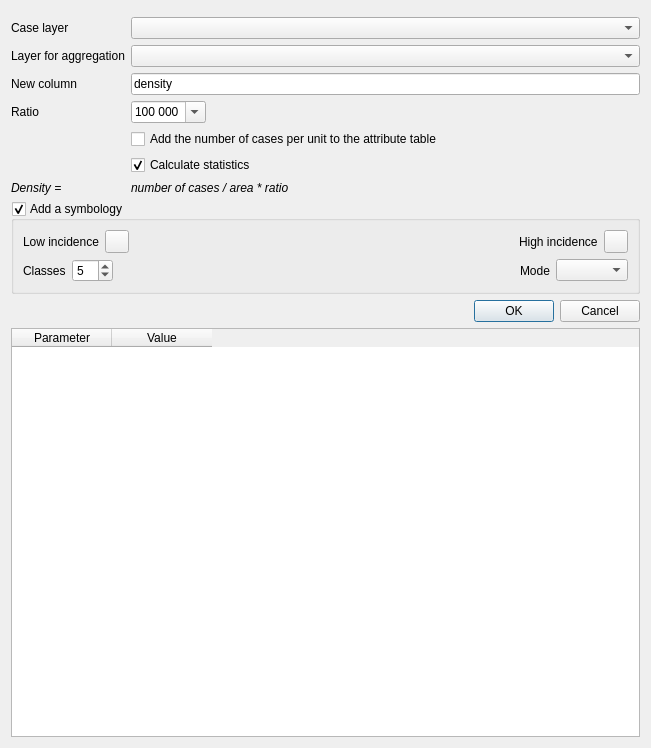
The window that ui/density.ui (Gustry/GeoHealth) describes before a commit, drawn with Qt 5.
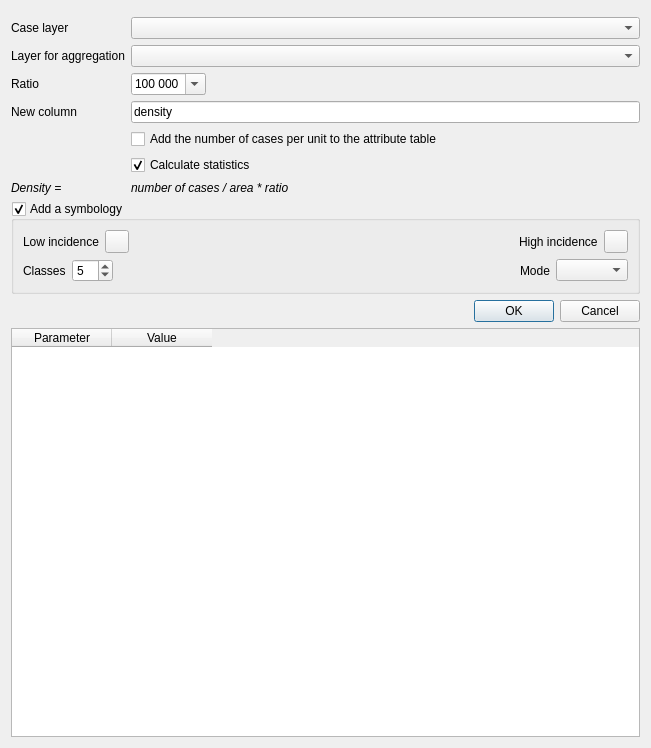
The same window after the commit. Custom widgets are drawn as their Qt base class.

Commit message: update UI density and incidence

```diff
--- a/ui/density.ui
+++ b/ui/density.ui
@@ -56,28 +56,28 @@
        </property>
       </widget>
      </item>
-     <item row="2" column="0">
+     <item row="3" column="0">
       <widget class="QLabel" name="label_3">
        <property name="text">
         <string>New column</string>
        </property>
       </widget>
      </item>
-     <item row="2" column="1">
+     <item row="3" column="1">
       <widget class="QLineEdit" name="lineEdit_incidence_columnName">
        <property name="text">
         <string notr="true">density</string>
        </property>
       </widget>
      </item>
-     <item row="3" column="0">
+     <item row="2" column="0">
       <widget class="QLabel" name="label_2">
        <property name="text">
         <string>Ratio</string>
        </property>
       </widget>
      </item>
-     <item row="3" column="1">
+     <item row="2" column="1">
       <widget class="QComboBox" name="comboBox_incidence_ratio">
        <property name="editable">
         <bool>true</bool>
```
Left out of the diff: 24 changed lines with no effect on the pictures. The commit also changes 3 other files.
